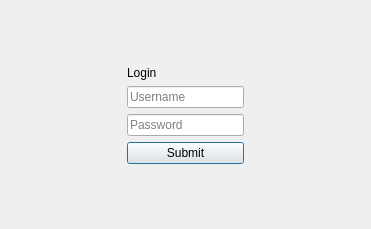
Before: the Qt Designer form training-diary/login.ui in userDymon/training-diary, drawn with Qt 5.
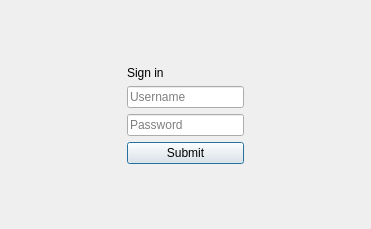
After: the same form once the commit is applied.

Commit message: work login form commit

```diff
--- a/training-diary/login.ui
+++ b/training-diary/login.ui
@@ -45,7 +45,7 @@
      <item>
       <widget class="QLabel" name="label">
        <property name="text">
-        <string>Login</string>
+        <string>Sign in</string>
        </property>
       </widget>
      </item>
```
The commit also changes 13 other files.
